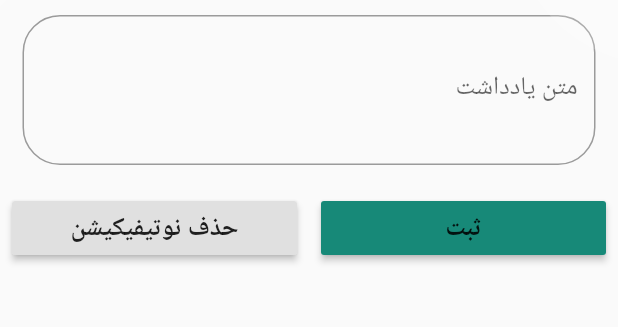
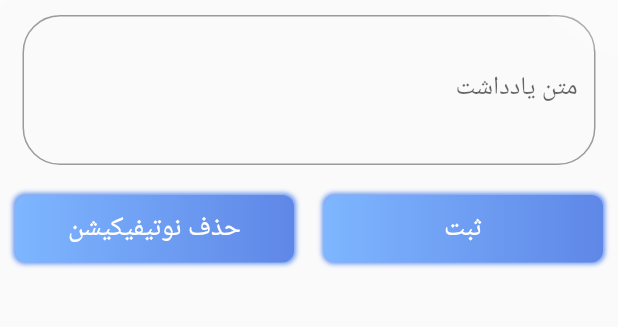
Before and after one commit to Move37-Team/noteif, a Flutter app: the screen it shows after launch, on a phone screen of 412 x 824 dp, the part 84-411 px from its top. Run offline on Flutter 3.47's test engine with Material 2 defaults, Android fonts, the light colour scheme and no system bars; our stand-ins replace flutter_local_notifications, gradient_app_bar.

Commit message:
add some gradient

```diff
--- a/lib/helper/colors.dart
+++ b/lib/helper/colors.dart
@@ -6,6 +6,11 @@ class AppColors {
   static const Color WildWatermelon = Color(0xFFFC5185); // Pink
   static const Color ElfGreen = Color(0xFF178978); // LightGreen
 
+  static const Color BlueLight = Color.fromRGBO(126, 182, 255, 1);
+  static const Color BlueDark = Color.fromRGBO(95, 135, 231, 1);
+  static const Color BlueIcon = Color.fromRGBO(9, 172, 206, 1);
+  static const Color BlueBackground = Color.fromRGBO(155, 255, 248, 0.36); // 36%
+  static const Color BlueShadow = Color.fromRGBO(104, 148, 238, 1);
 
   static const Color HeaderBlueLight = Color.fromRGBO(129, 199, 245, 1);
   static const Color HeaderBlueDark = Color.fromRGBO(56, 103, 213, 1);
--- a/lib/main.dart
+++ b/lib/main.dart
@@ -4,7 +4,6 @@ import 'package:gradient_app_bar/gradient_app_bar.dart';
 import 'package:flutter_localizations/flutter_localizations.dart';
 import 'package:flutter_local_notifications/flutter_local_notifications.dart';
 import 'package:noteif/helper/colors.dart';
-
 
 Widget emptyAppbar() {
   return GradientAppBar(
@@ -19,9 +18,7 @@ Widget emptyAppbar() {
         ),
       ],
     ),
-    title: Center(
-      child: Text('Noteif')
-    ),
+    title: Center(child: Text('Noteif')),
     elevation: 0,
     gradient: LinearGradient(
       begin: Alignment.topLeft,
@@ -30,7 +27,6 @@ Widget emptyAppbar() {
     ),
   );
 }
-
 
 class CircleOne extends CustomPainter {
   Paint _paint;
@@ -73,7 +69,6 @@ class CircleTwo extends CustomPainter {
     return false;
   }
 }
-
 
 void main() {
   runApp(MaterialApp(
@@ -158,41 +153,26 @@ class _MyAppState extends State<MyApp> {
             ),
             Row(
               children: <Widget>[
-                Expanded(
-                  child: Padding(
-                    padding: const EdgeInsets.all(8.0),
-                    child: RaisedButton(
-                      color: AppColors.ElfGreen,
-                      onPressed: () {
-                        print(myController.text);
-                      },
-                      child: Text(
-                        'ثبت',
-                        style: TextStyle(
-                          fontSize: 17.0,
-                        ),
-                      ),
-                    ),
-                  ),
-                  flex: 1,
-                ),
-                Expanded(
-                  flex: 1,
-                  child: Padding(
-                    padding: const EdgeInsets.all(8.0),
-                    child: RaisedButton(
-                      onPressed: () {
-                        print(myController.text);
-                      },
-                      child: Text(
-                        'حذف نوتیفیکیشن',
-                        style: TextStyle(
-                          fontSize: 17.0,
-                        ),
-                      ),
-                    ),
-                  ),
-                ),
+
+                materialButton(
+                    'ثبت',
+                        () {},
+                    LinearGradient(
+                      colors: <Color>[
+                        AppColors.BlueLight,
+                        AppColors.BlueDark,
+                      ],
+                    )),
+
+                materialButton(
+                    'حذف نوتیفیکیشن',
+                        () {},
+                    LinearGradient(
+                      colors: <Color>[
+                        AppColors.BlueLight,
+                        AppColors.BlueDark,
+                      ],
+                    )),
               ],
             ),
           ],
@@ -211,4 +191,44 @@ class _MyAppState extends State<MyApp> {
         0, 'New Video is out', 'Flutter Local Notification', platform,
         payload: 'Nitish Kumar Singh is part time Youtuber');
   }
+
+  materialButton(String buttonText, void Function() param1, LinearGradient linearGradient) {
+    return
+      Expanded(
+        flex: 1,
+        child: Container(
+          height: 45,
+          margin: const EdgeInsets.all(10.0),
+          decoration: BoxDecoration(
+            gradient: linearGradient,
+            borderRadius: BorderRadius.all(
+              Radius.circular(8.0),
+            ),
+            boxShadow: [
+              BoxShadow(
+                color: AppColors.BlueShadow,
+                blurRadius: 2.0,
+                spreadRadius: 1.0,
+                offset: Offset(0.0, 0.0),
+              ),
+            ],
+          ),
+          child: Material(
+            color: Colors.transparent,
+            child: InkWell(
+              onTap: param1,
+              child: Center(
+                child: Text(
+                  buttonText,
+                  style: TextStyle(
+                      fontSize: 18,
+                      color: Colors.white,
+                      fontWeight: FontWeight.w500),
+                ),
+              ),
+            ),
+          ),
+        ),
+      );
+  }
 }
```
